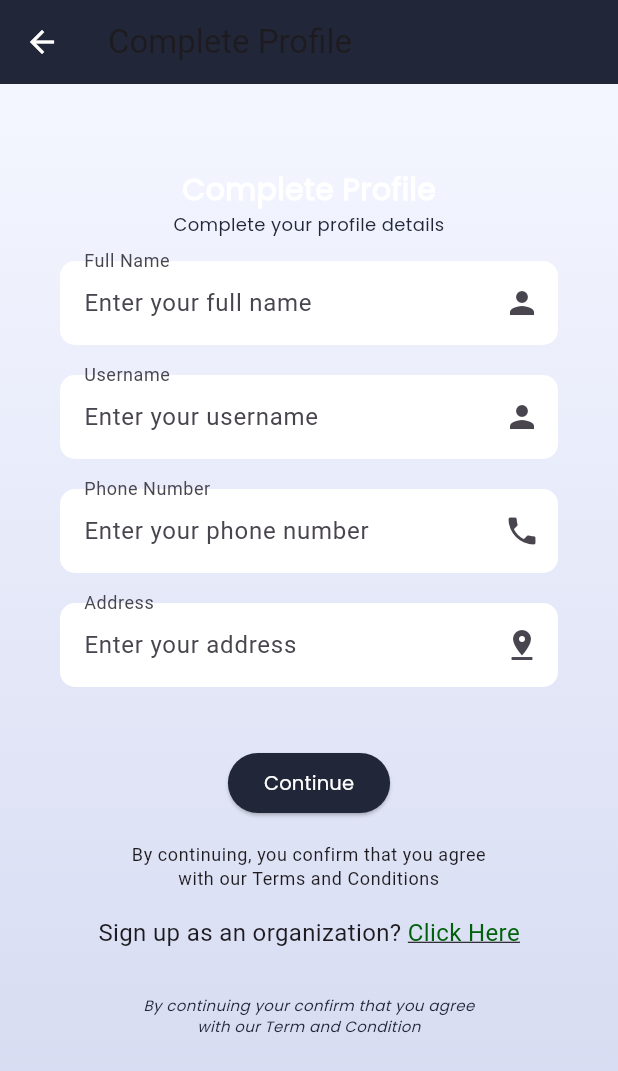
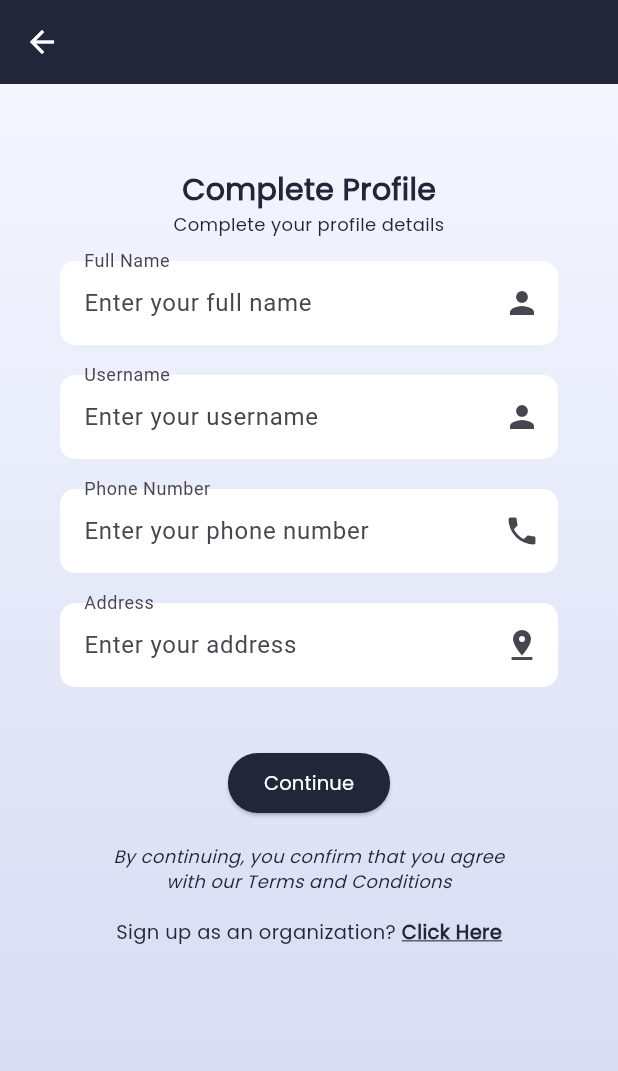
Before and after one commit to pvgonzales/cmsc23-group5-uv3l-project, a Flutter app: the CompleteDetailsScreen screen opened directly with empty values, on a phone screen of 412 x 824 dp. Shown: the top 1071 px of the screen. Run offline on Flutter 3.47's test engine with Material 3 defaults, Android fonts, the phone set to English and light mode, and no system bars; our stand-ins replace cloud_firestore, firebase_auth, firebase_core, flutter_local_notifications, image_gallery_saver, image_picker and 3 more; missing offline and left inert: qr_code_scanner, telephony; accounts and stored records are empty.

```diff
--- a/lib/screens/sign-up/completedetails.dart
+++ b/lib/screens/sign-up/completedetails.dart
@@ -7,7 +7,15 @@ class CompleteDetailsScreen extends StatelessWidget {
   Widget build(BuildContext context) {
     return Scaffold(
       appBar: AppBar(
-        title: const Text('Complete Profile'),
+        title: const Text(
+          'Complete Profile',
+          style: TextStyle(
+            fontSize: 25,
+            fontWeight: FontWeight.w800,
+            color: Color(0xFF212738),
+            fontFamily: "MyFont3",
+          ),
+        ),
         backgroundColor: Color(0xFF212738),
         iconTheme: IconThemeData(
           color: Colors.white, // Change this color to the desired color
@@ -39,7 +47,7 @@ class CompleteDetailsScreen extends StatelessWidget {
                             fontSize: 20,
                             fontWeight: FontWeight.w700,
                             fontFamily: "MyFont1",
-                            color: Colors.white,
+                            color: Color(0xFF212738),
                           )),
                       const Text(
                         "Complete your profile details",
@@ -54,17 +62,6 @@ class CompleteDetailsScreen extends StatelessWidget {
                       const SizedBox(height: 16),
                       const DetailsForm(),
                       const SizedBox(height: 30),
-                      Text(
-                        "By continuing your confirm that you agree \nwith our Term and Condition",
-                        textAlign: TextAlign.center,
-                        style: TextStyle(
-                          fontSize: 10,
-                          fontWeight: FontWeight.w400,
-                          color: Color(0xFF212738),
-                          fontFamily: "MyFont1",
-                          fontStyle: FontStyle.italic,
-                        ),
-                      ),
                     ],
                   ),
                 ),
--- a/lib/screens/sign-up/detailsform.dart
+++ b/lib/screens/sign-up/detailsform.dart
@@ -171,12 +171,19 @@ class _DetailsFormFormState extends State<DetailsForm> {
             ),
           ),
           const SizedBox(height: 20),
-          if(organization == true)...[
+          if (organization == true) ...[
             IconButton(
                 onPressed: _pickImage,
-              icon: const Icon(Icons.camera_alt_rounded)
+                icon: const Icon(Icons.camera_alt_rounded)),
+            const Text(
+              'Upload Photo',
+              style: TextStyle(
+                fontSize: 14,
+                fontWeight: FontWeight.w400,
+                color: Color(0xFF212738),
+                fontFamily: "MyFont1",
               ),
-            const Text('Upload Photo'),
+            ),
             if (_imageFile != null) ...[
               const SizedBox(height: 20),
               Image.file(
@@ -206,13 +213,19 @@ class _DetailsFormFormState extends State<DetailsForm> {
                   return;
                 } else {
                   // store in firebase
-                  if(organization == true) {
+                  if (organization == true) {
                     usertype = 'Organization';
                     convertedImage = await _convertImage(_imageFile!);
                   }
-                  context.read<UserAuthProvider>()
-                  .authService
-                  .signUp(fullname!, email!, username!, password!, phoneNumber!, address!, usertype, convertedImage);
+                  context.read<UserAuthProvider>().authService.signUp(
+                      fullname!,
+                      email!,
+                      username!,
+                      password!,
+                      phoneNumber!,
+                      address!,
+                      usertype,
+                      convertedImage);
                   Navigator.pushNamed(context, '/sign-in');
                 }
               }
@@ -228,18 +241,29 @@ class _DetailsFormFormState extends State<DetailsForm> {
             ),
           ),
           const SizedBox(height: 16),
-          if(organization == true) ...[
+          if (organization == true) ...[
             Text(
               '''By continuing, you confirm that you are a legitimate organization and agree with our Terms and Conditions. If found otherwise, you agree to be bound by our terms.''',
               textAlign: TextAlign.center,
-                    style: Theme.of(context).textTheme.bodySmall,
+              style: TextStyle(
+                fontSize: 10,
+                fontWeight: FontWeight.w400,
+                color: Color(0xFF212738),
+                fontFamily: "MyFont1",
+                fontStyle: FontStyle.italic,
+              ),
             ),
           ],
-          if(organization == false)...[
+          if (organization == false) ...[
             Text(
               'By continuing, you confirm that you agree \nwith our Terms and Conditions',
               textAlign: TextAlign.center,
-              style: Theme.of(context).textTheme.bodySmall,
+              style: TextStyle(
+                  fontSize: 12,
+                  fontWeight: FontWeight.w400,
+                  color: Color(0xFF212738),
+                  fontFamily: "MyFont1",
+                  fontStyle: FontStyle.italic),
             ),
             const SizedBox(height: 16),
             Row(
@@ -247,7 +271,12 @@ class _DetailsFormFormState extends State<DetailsForm> {
               children: [
                 const Text(
                   "Sign up as an organization? ",
-                  style: TextStyle(fontSize: 16),
+                  style: TextStyle(
+                    fontSize: 13,
+                    fontWeight: FontWeight.w400,
+                    color: Color(0xFF212738),
+                    fontFamily: "MyFont1",
+                  ),
                 ),
                 GestureDetector(
                     onTap: () {
@@ -257,9 +286,13 @@ class _DetailsFormFormState extends State<DetailsForm> {
                     },
                     child: const Text(
                       "Click Here",
-                    style: TextStyle(fontSize: 16, color: Color.fromARGB(255, 0, 97, 10), decoration: TextDecoration.underline),
-                  ),
-                ),
+                      style: TextStyle(
+                          fontSize: 13,
+                          fontWeight: FontWeight.w800,
+                          color: Color(0xFF212738),
+                          fontFamily: "MyFont1",
+                          decoration: TextDecoration.underline),
+                    )),
               ],
             ),
           ],
```
Lines whose indentation alone changed are shown as unchanged.
